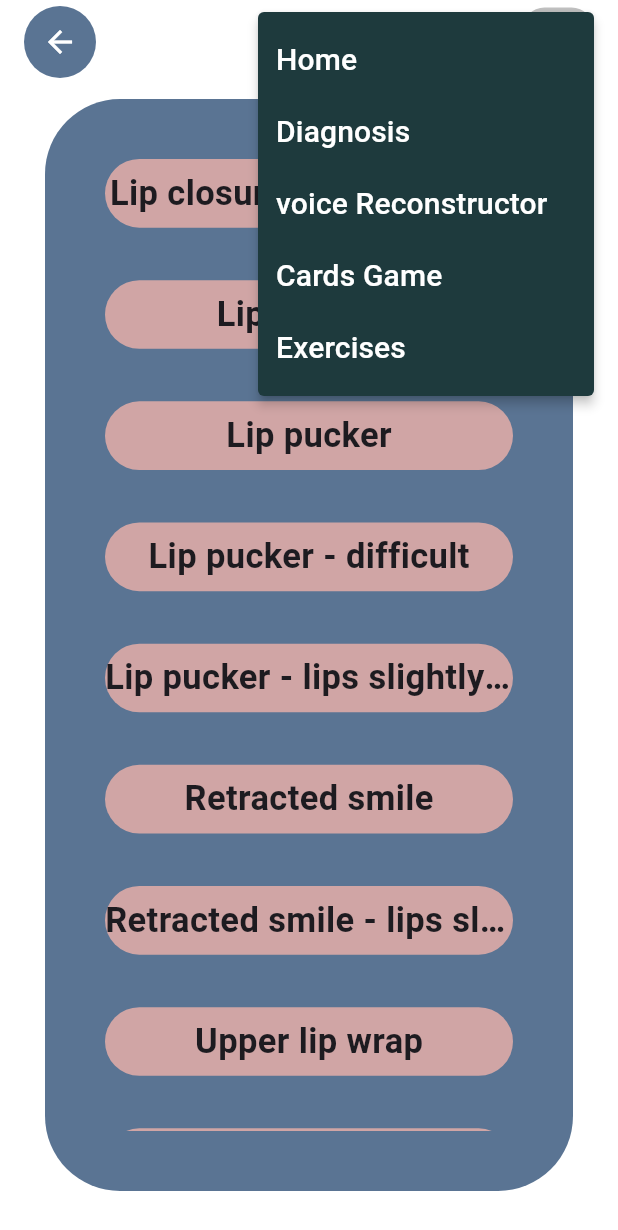
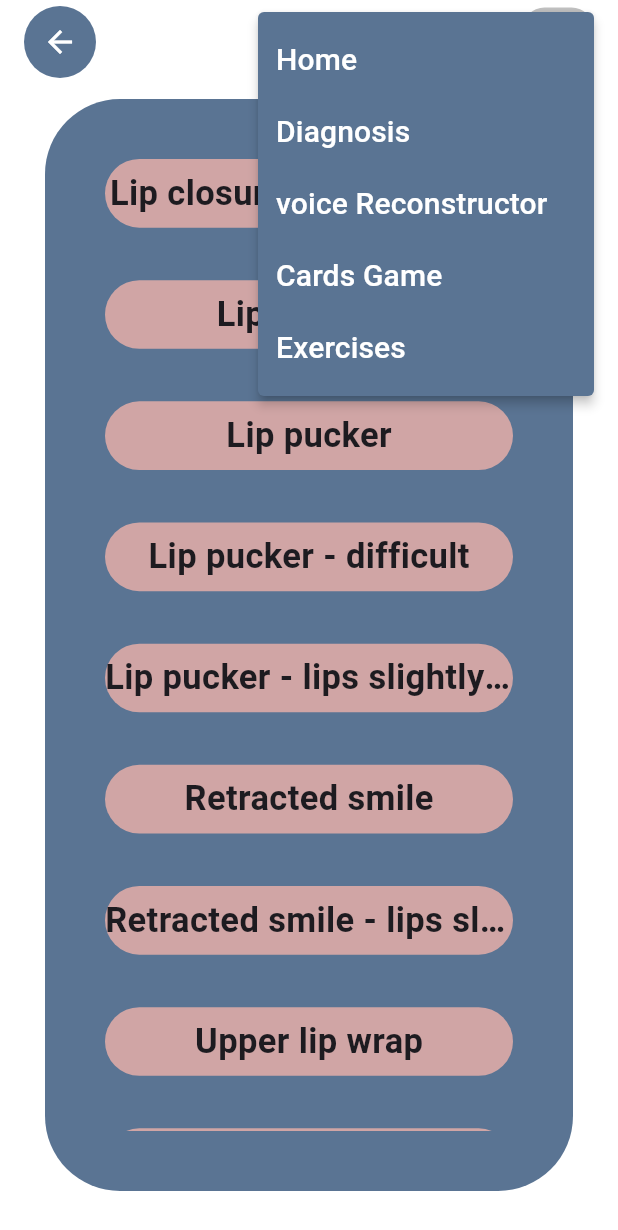
Before and after one commit to Ayman-ELwarak/Mobeen-Application, a Flutter app: the ExercisesType screen opened directly, after a tap on the "menu" icon, on a phone screen of 412 x 824 dp. Shown: the top 1230 px of the screen. Run offline on Flutter 3.47's test engine with Material 3 defaults, Android fonts, the phone set to English and light mode, and no system bars; our stand-ins replace dio, just_audio, video_player; missing offline and left inert: dart:ffi, record; network calls fail.

Commit message:
Ui changed 2

```diff
--- a/lib/components/Menu.dart
+++ b/lib/components/Menu.dart
@@ -17,7 +17,7 @@ class Menu extends StatelessWidget {
         borderRadius: BorderRadius.circular(15),
       ),
       child: PopupMenuButton(
-        color: const Color(0xFF1E3A3D),
+        color: const Color(0xFF5A7493),
         icon: const Icon(
           Icons.menu,
           size: 30,
@@ -26,7 +26,7 @@ class Menu extends StatelessWidget {
         onSelected: (String rslt) {
           switch (rslt) {
             case 'Home':
-               Navigator.push(
+              Navigator.push(
                 context,
                 MaterialPageRoute(
                   builder: (context) {
@@ -36,7 +36,7 @@ class Menu extends StatelessWidget {
               );
               break;
             case 'Diagnosis':
-               Navigator.push(
+              Navigator.push(
                 context,
                 MaterialPageRoute(
                   builder: (context) {
@@ -66,7 +66,7 @@ class Menu extends StatelessWidget {
               );
               break;
             case 'Exercises':
-               Navigator.push(
+              Navigator.push(
                 context,
                 MaterialPageRoute(
                   builder: (context) {
```
